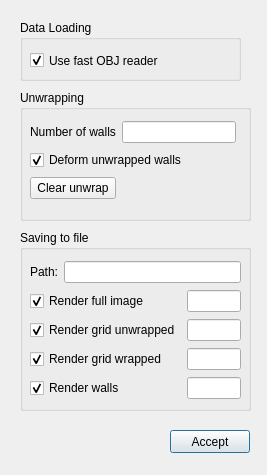
The window that ConfigDialog.ui (RaduAlexandru/PLY_Visualizer) describes before a commit, drawn with Qt 5.
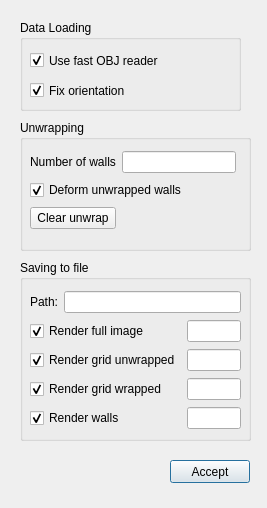
The same window after the commit.

Commit message: Fixed some issues that may cause crashes in previous vtk verions. Quick hack to fix the orientation of the meshes that are not already pointing on the Z axis

```diff
--- a/ConfigDialog.ui
+++ b/ConfigDialog.ui
@@ -7,7 +7,7 @@
     <x>0</x>
     <y>0</y>
     <width>267</width>
-    <height>475</height>
+    <height>508</height>
    </rect>
   </property>
   <property name="windowTitle">
@@ -17,7 +17,7 @@
    <property name="geometry">
     <rect>
      <x>170</x>
-     <y>430</y>
+     <y>460</y>
      <width>80</width>
      <height>23</height>
     </rect>
@@ -30,7 +30,7 @@
    <property name="geometry">
     <rect>
      <x>20</x>
-     <y>90</y>
+     <y>120</y>
      <width>231</width>
      <height>131</height>
     </rect>
@@ -88,7 +88,7 @@
    <property name="geometry">
     <rect>
      <x>20</x>
-     <y>230</y>
+     <y>260</y>
      <width>231</width>
      <height>181</height>
     </rect>
@@ -193,7 +193,7 @@
      <x>20</x>
      <y>20</y>
      <width>221</width>
-     <height>61</height>
+     <height>91</height>
     </rect>
    </property>
    <property name="toolTip">
@@ -227,6 +227,25 @@
      <bool>false</bool>
     </property>
    </widget>
+   <widget class="QCheckBox" name="fixOrientationcheckBox">
+    <property name="geometry">
+     <rect>
+      <x>10</x>
+      <y>60</y>
+      <width>141</width>
+      <height>21</height>
+     </rect>
+    </property>
+    <property name="toolTip">
+     <string>Some meshes are not orientated corectly. If you have problems with unwrapping, uncheck this and reload your data</string>
+    </property>
+    <property name="text">
+     <string>Fix orientation</string>
+    </property>
+    <property name="checked">
+     <bool>true</bool>
+    </property>
+   </widget>
   </widget>
  </widget>
  <resources/>
```
The commit also changes 7 other files.
